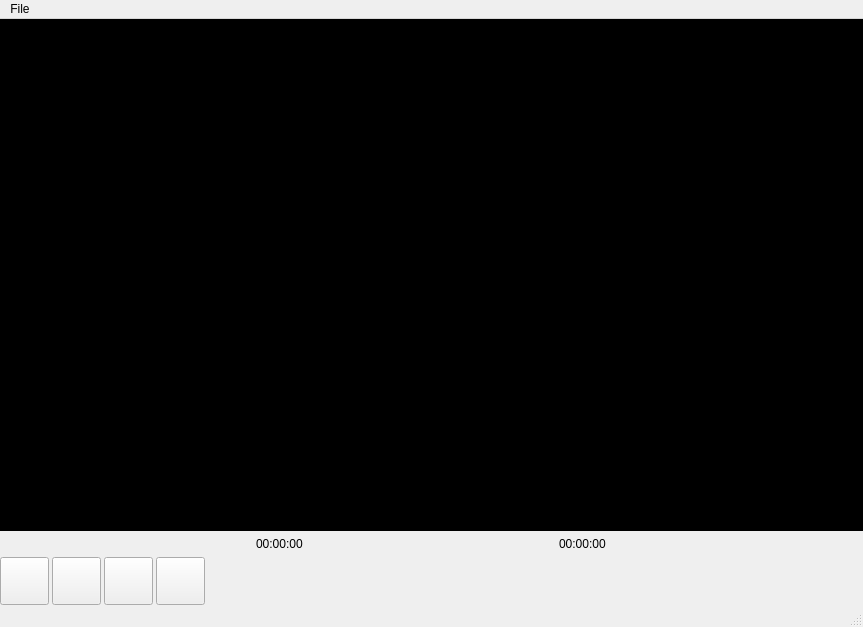
Before: the Qt Designer form src/qt/playerwindow.ui in simeks/m7017e-lab, drawn with Qt 5.
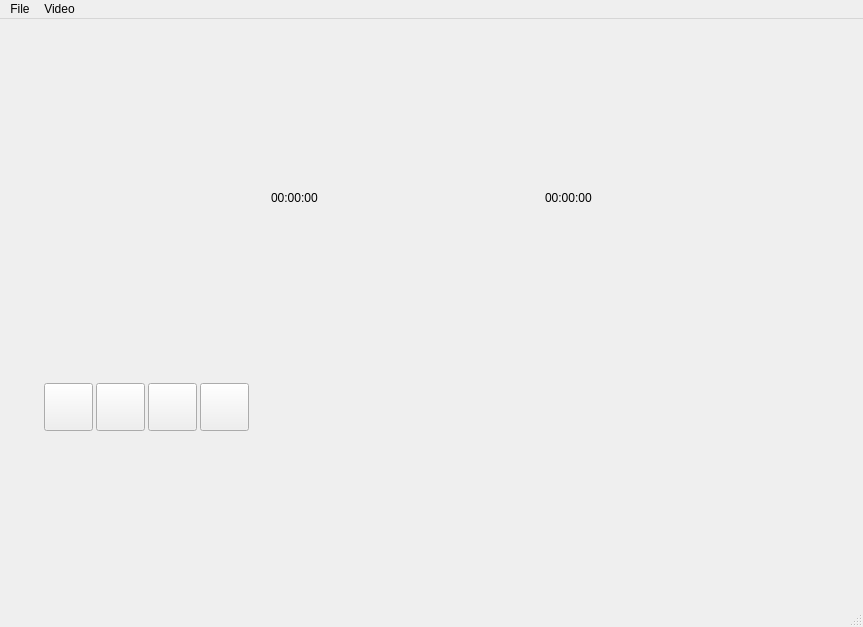
After: the same form once the commit is applied. Icons and pictures are not drawn.

Commit message: Added a custom class for the video widget.

The edit to the form file:
```diff
--- a/src/qt/playerwindow.ui
+++ b/src/qt/playerwindow.ui
@@ -44,89 +44,6 @@
       <property name="sizeConstraint">
        <enum>QLayout::SetDefaultConstraint</enum>
       </property>
-      <item>
-       <widget class="QWidget" name="widget" native="true">
-        <property name="sizePolicy">
-         <sizepolicy hsizetype="Expanding" vsizetype="Expanding">
-          <horstretch>0</horstretch>
-          <verstretch>0</verstretch>
-         </sizepolicy>
-        </property>
-        <property name="palette">
-         <palette>
-          <active>
-           <colorrole role="Base">
-            <brush brushstyle="SolidPattern">
-             <color alpha="255">
-              <red>0</red>
-              <green>0</green>
-              <blue>0</blue>
-             </color>
-            </brush>
-           </colorrole>
-           <colorrole role="Window">
-            <brush brushstyle="SolidPattern">
-             <color alpha="255">
-              <red>0</red>
-              <green>0</green>
-              <blue>0</blue>
-             </color>
-            </brush>
-           </colorrole>
-          </active>
-          <inactive>
-           <colorrole role="Base">
-            <brush brushstyle="SolidPattern">
-             <color alpha="255">
-              <red>0</red>
-              <green>0</green>
-              <blue>0</blue>
-             </color>
-            </brush>
-           </colorrole>
-           <colorrole role="Window">
-            <brush brushstyle="SolidPattern">
-             <color alpha="255">
-              <red>0</red>
-              <green>0</green>
-              <blue>0</blue>
-             </color>
-            </brush>
-           </colorrole>
-          </inactive>
-          <disabled>
-           <colorrole role="Base">
-            <brush brushstyle="SolidPattern">
-             <color alpha="255">
-              <red>0</red>
-              <green>0</green>
-              <blue>0</blue>
-             </color>
-            </brush>
-           </colorrole>
-           <colorrole role="Window">
-            <brush brushstyle="SolidPattern">
-             <color alpha="255">
-              <red>0</red>
-              <green>0</green>
-              <blue>0</blue>
-             </color>
-            </brush>
-           </colorrole>
-          </disabled>
-         </palette>
-        </property>
-        <property name="layoutDirection">
-         <enum>Qt::LeftToRight</enum>
-        </property>
-        <property name="autoFillBackground">
-         <bool>true</bool>
-        </property>
-        <property name="styleSheet">
-         <string notr="true"/>
-        </property>
-       </widget>
-      </item>
       <item>
        <layout class="QHBoxLayout" name="horizontalLayout">
         <property name="spacing">
@@ -327,7 +244,14 @@
     <addaction name="separator"/>
     <addaction name="actionExit"/>
    </widget>
+   <widget class="QMenu" name="menuVideo">
+    <property name="title">
+     <string>Video</string>
+    </property>
+    <addaction name="actionFullscreen"/>
+   </widget>
    <addaction name="menuFile"/>
+   <addaction name="menuVideo"/>
   </widget>
   <widget class="QStatusBar" name="statusBar"/>
   <action name="actionOpen_File">
```
Left out of the diff: 7 changed lines with no effect on the pictures. The commit also changes 4 other files.
